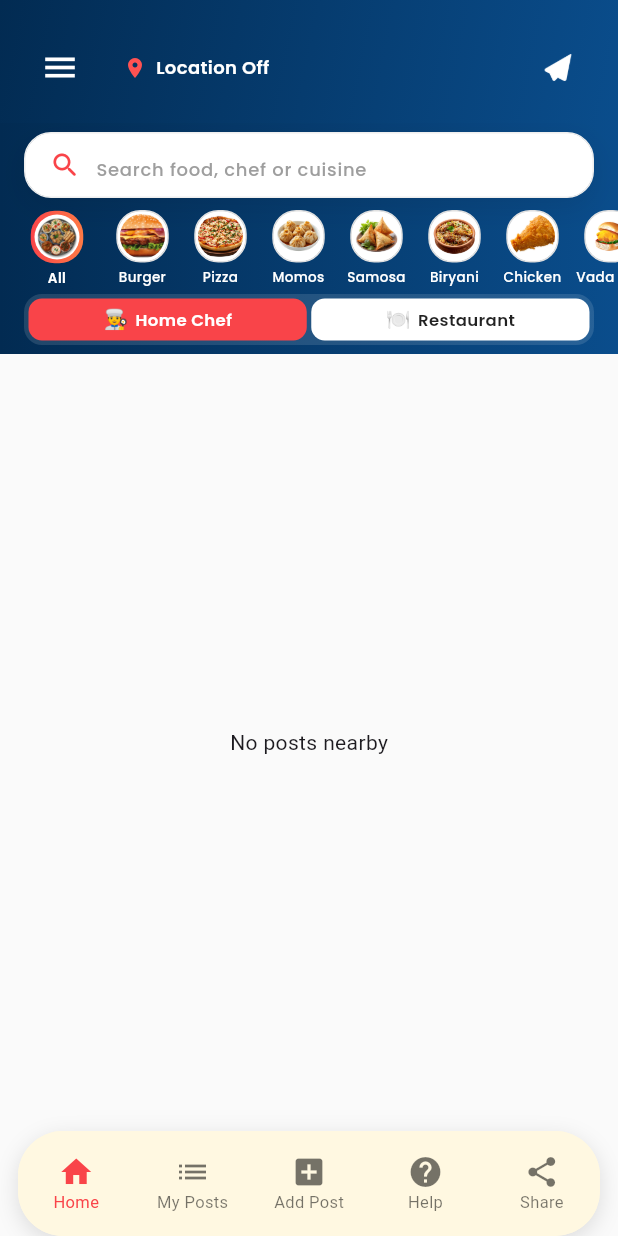
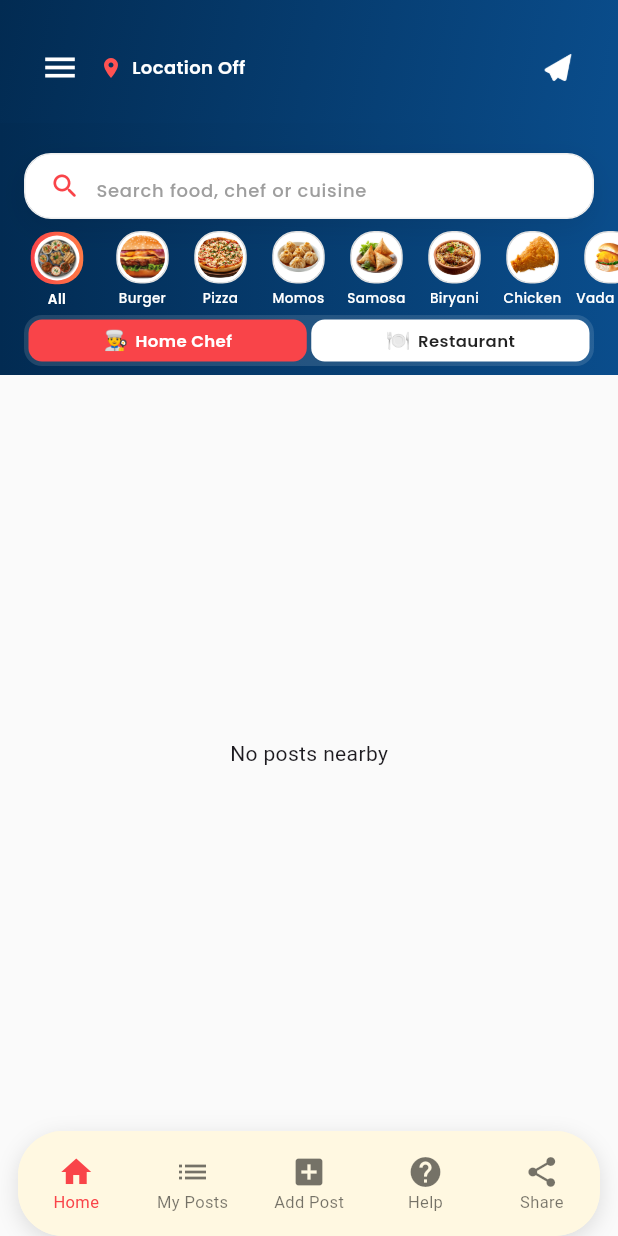
Before and after one commit to vickybaba424242-a11y/nearby_hungry_flutter, a Flutter app: the screen it shows once a user with an empty profile is signed in, on a phone screen of 412 x 824 dp. Run offline on Flutter 3.47's test engine with Material 3 defaults, Android fonts, the phone set to English and light mode, and no system bars; our stand-ins replace carousel_slider, cloud_firestore, cloud_functions, dropdown_button2, firebase_auth, firebase_core and 12 more; missing offline and left inert: flutter_google_places_sdk, geoflutterfire_plus; accounts and stored records are empty.

Commit message:
Major Releases

```diff
--- a/lib/screens/home_page.dart
+++ b/lib/screens/home_page.dart
@@ -1481,7 +1481,7 @@
                       ),
                     ),
 
-                    const SizedBox(width: 18),
+                    const SizedBox(width: 2),
 
                     Expanded(
                       child: Align(
@@ -1701,6 +1701,8 @@
                 ),
                 child: Column(
                   children: [
+
+                    const SizedBox(height: 14),
 
                     // Search Bar
                     Container(
--- a/pubspec.yaml
+++ b/pubspec.yaml
@@ -2,7 +2,7 @@
 description: "A new Flutter project."
 publish_to: 'none'
 
-version: 1.1.5+56
+version: 1.1.5+57
 
 environment:
   sdk: ">=3.4.0 <4.0.0"
```
Also changed, not shown: lib/widgets/post_card.dart (+1 -38 lines).
